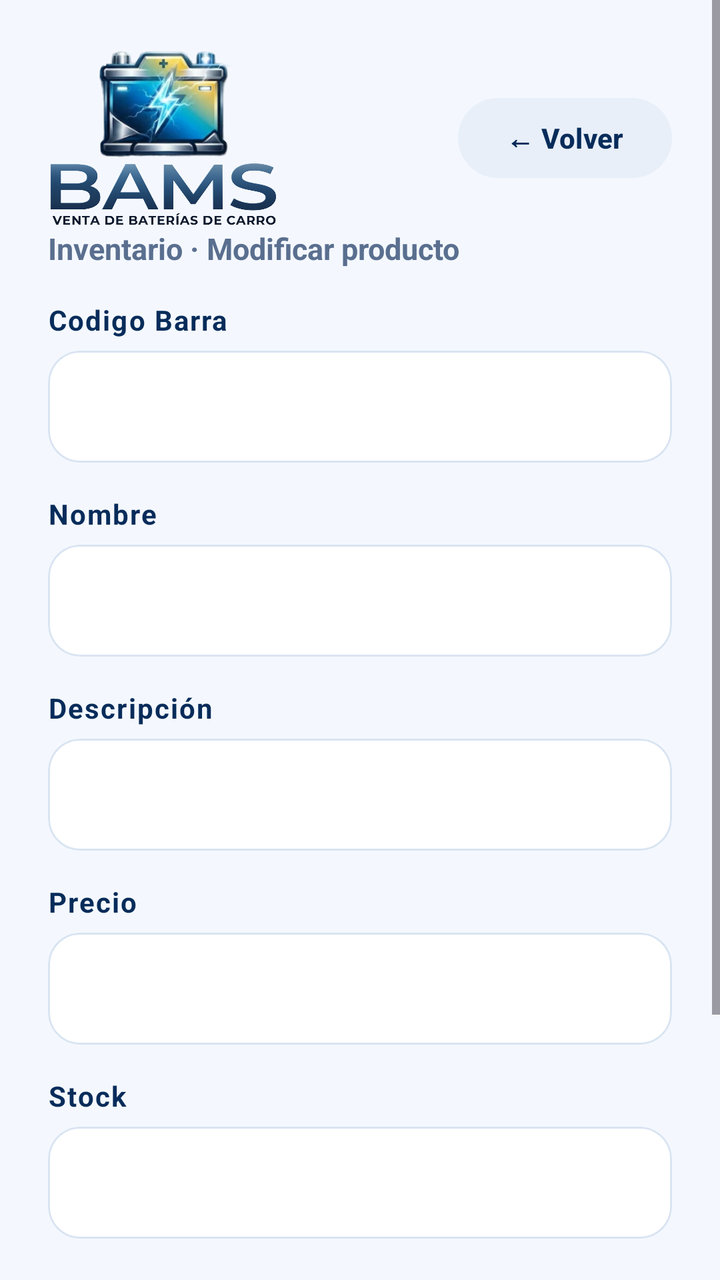
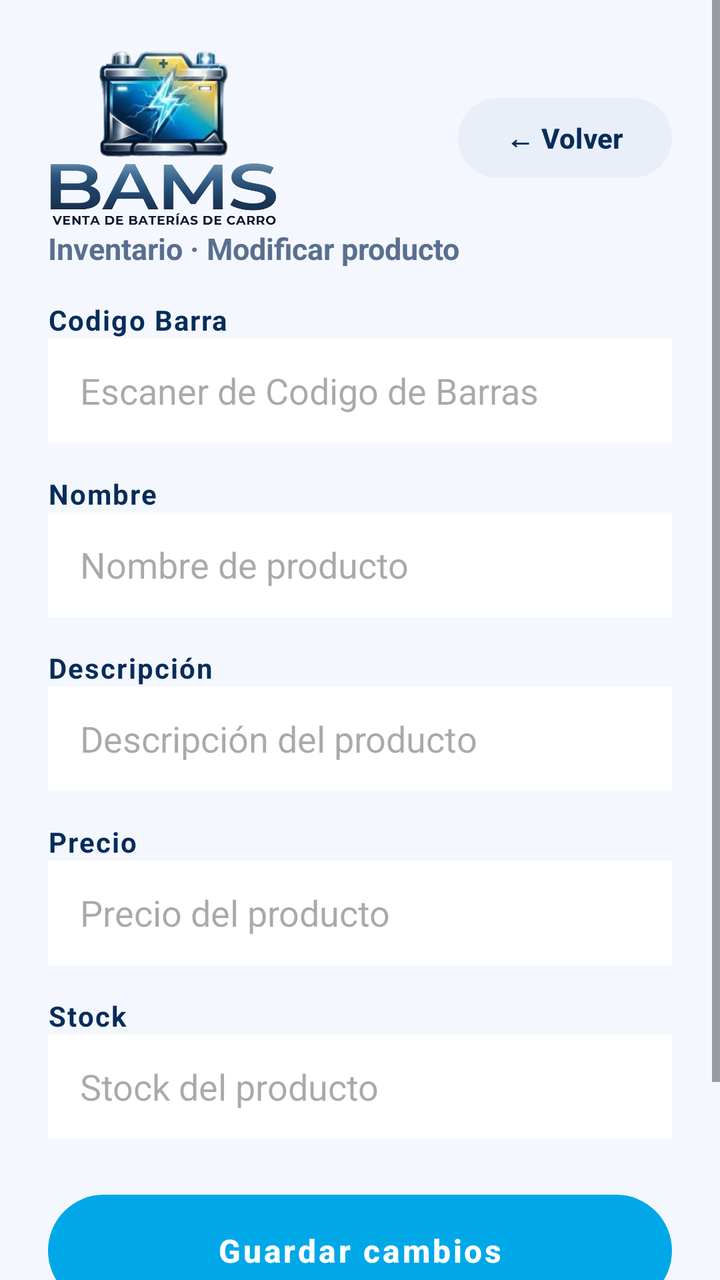

An Android layout rendered at two revisions. The XML below is the earlier revision; the diff shows what the commit changed to produce the second picture.
<!-- AndroidManifest.xml: application theme Theme.BAMS -->
<!-- res/layout/activity_modificar_producto.xml -->
<?xml version="1.0" encoding="utf-8"?>
<ScrollView xmlns:android="http://schemas.android.com/apk/res/android"
    xmlns:app="http://schemas.android.com/apk/res-auto"
    android:layout_width="match_parent"
    android:layout_height="match_parent"
    android:background="#F4F8FE"
    android:fillViewport="true">

    <LinearLayout
        android:layout_width="match_parent"
        android:layout_height="wrap_content"
        android:orientation="vertical"
        android:padding="24dp">

        <LinearLayout
            android:layout_width="match_parent"
            android:layout_height="wrap_content"
            android:gravity="center_vertical"
            android:orientation="horizontal">

            <ImageView
                android:layout_width="120dp"
                android:layout_height="90dp"
                android:contentDescription="BAMS"
                android:scaleType="fitStart"
                app:srcCompat="@mipmap/logo" />

            <View
                android:layout_width="0dp"
                android:layout_height="1dp"
                android:layout_weight="1" />

            <com.google.android.material.button.MaterialButton
                android:id="@+id/btnVolver"
                android:layout_width="wrap_content"
                android:layout_height="48dp"
                android:text="← Volver"
                android:textAllCaps="false"
                android:textColor="#072C5A"
                android:textStyle="bold"
                app:backgroundTint="#E8EFF8"
                app:cornerRadius="24dp" />
        </LinearLayout>

        <TextView
            android:layout_width="wrap_content"
            android:layout_height="wrap_content"
            android:text="Inventario · Modificar producto"
            android:textColor="#5A6F8F"
            android:textSize="15sp"
            android:textStyle="bold" />


        <TextView
            android:layout_width="match_parent"
            android:layout_height="wrap_content"
            android:layout_marginTop="16dp"
            android:letterSpacing="0.05"
            android:text="Codigo Barra"
            android:textColor="#072C5A"
            android:textSize="14sp"
            android:textStyle="bold" />

        <com.google.android.material.card.MaterialCardView
            android:id="@+id/txtCodigoBarra"
            android:layout_width="match_parent"
            android:layout_height="56dp"
            android:layout_marginTop="6dp"
            app:cardBackgroundColor="#FFFFFF"
            app:cardCornerRadius="16dp"
            app:cardElevation="0dp"
            app:strokeColor="#D9E4F2"
            app:strokeWidth="1dp"/>


        <TextView
            android:layout_width="match_parent"
            android:layout_height="wrap_content"
            android:layout_marginTop="16dp"
            android:letterSpacing="0.05"
            android:text="Nombre"
            android:textColor="#072C5A"
            android:textSize="14sp"
            android:textStyle="bold" />

        <com.google.android.material.card.MaterialCardView
            android:id="@+id/txtNombre"
            android:layout_width="match_parent"
            android:layout_height="56dp"
            android:layout_marginTop="6dp"
            app:cardBackgroundColor="#FFFFFF"
            app:cardCornerRadius="16dp"
            app:cardElevation="0dp"
            app:strokeColor="#D9E4F2"
            app:strokeWidth="1dp"/>


        <TextView
            android:layout_width="match_parent"
            android:layout_height="wrap_content"
            android:layout_marginTop="16dp"
            android:letterSpacing="0.05"
            android:text="Descripción"
            android:textColor="#072C5A"
            android:textSize="14sp"
            android:textStyle="bold" />

        <com.google.android.material.card.MaterialCardView
            android:id="@+id/txtMarca"
            android:layout_width="match_parent"
            android:layout_height="56dp"
            android:layout_marginTop="6dp"
            app:cardBackgroundColor="#FFFFFF"
            app:cardCornerRadius="16dp"
            app:cardElevation="0dp"
            app:strokeColor="#D9E4F2"
            app:strokeWidth="1dp"/>


        <TextView
            android:layout_width="match_parent"
            android:layout_height="wrap_content"
            android:layout_marginTop="16dp"
            android:letterSpacing="0.05"
            android:text="Precio"
            android:textColor="#072C5A"
            android:textSize="14sp"
            android:textStyle="bold" />

        <com.google.android.material.card.MaterialCardView
            android:id="@+id/txtPrecio"
            android:layout_width="match_parent"
            android:layout_height="56dp"
            android:layout_marginTop="6dp"
            app:cardBackgroundColor="#FFFFFF"
            app:cardCornerRadius="16dp"
            app:cardElevation="0dp"
            app:strokeColor="#D9E4F2"
            app:strokeWidth="1dp"/>


        <TextView
            android:layout_width="match_parent"
            android:layout_height="wrap_content"
            android:layout_marginTop="16dp"
            android:letterSpacing="0.05"
            android:text="Stock"
            android:textColor="#072C5A"
            android:textSize="14sp"
            android:textStyle="bold" />

        <com.google.android.material.card.MaterialCardView
            android:id="@+id/txtStock"
            android:layout_width="match_parent"
            android:layout_height="56dp"
            android:layout_marginTop="6dp"
            app:cardBackgroundColor="#FFFFFF"
            app:cardCornerRadius="16dp"
            app:cardElevation="0dp"
            app:strokeColor="#D9E4F2"
            app:strokeWidth="1dp"/>


        <com.google.android.material.button.MaterialButton
            android:id="@+id/btnGuardarCambios"
            android:layout_width="match_parent"
            android:layout_height="64dp"
            android:layout_marginTop="24dp"
            android:letterSpacing="0.08"
            android:text="Guardar cambios"
            android:textAllCaps="false"
            android:textColor="#FFFFFF"
            android:textSize="16sp"
            android:textStyle="bold"
            app:backgroundTint="#00A8E8"
            app:cornerRadius="28dp" />

        <com.google.android.material.button.MaterialButton
            android:id="@+id/btnCancelar"
            android:layout_width="match_parent"
            android:layout_height="64dp"
            android:layout_marginTop="12dp"
            android:letterSpacing="0.08"
            android:text="Cancelar"
            android:textAllCaps="false"
            android:textColor="#FFFFFF"
            android:textSize="16sp"
            android:textStyle="bold"
            app:backgroundTint="#072C5A"
            app:cornerRadius="28dp" />
    </LinearLayout>
</ScrollView>
<!-- resources referenced by this layout -->
<resources>
  <!-- mipmap logo: png bitmap (mipmap-hdpi, 496674 bytes) -->
  <style name="Theme.BAMS" parent="Base.Theme.BAMS" />
  <style name="Base.Theme.BAMS" parent="Theme.Material3.DayNight.NoActionBar">
          
          
      </style>
</resources>

<!-- the commit's change to res/layout/activity_modificar_producto.xml (unified diff, before → after) -->
@@ -61,17 +61,17 @@
             android:textSize="14sp"
             android:textStyle="bold" />
 
-        <com.google.android.material.card.MaterialCardView
-            android:id="@+id/txtCodigoBarra"
+
+        <EditText
+            android:id="@+id/txtCodigoBarras"
             android:layout_width="match_parent"
-            android:layout_height="56dp"
-            android:layout_marginTop="6dp"
-            app:cardBackgroundColor="#FFFFFF"
-            app:cardCornerRadius="16dp"
-            app:cardElevation="0dp"
-            app:strokeColor="#D9E4F2"
-            app:strokeWidth="1dp"/>
-
+            android:layout_height="52dp"
+            android:background="#FFFFFF"
+            android:ems="10"
+            android:hint="Escaner de Codigo de Barras"
+            android:inputType="number"
+            android:paddingStart="16dp"
+            android:paddingEnd="16dp" />
 
         <TextView
             android:layout_width="match_parent"
@@ -83,17 +83,17 @@
             android:textSize="14sp"
             android:textStyle="bold" />
 
-        <com.google.android.material.card.MaterialCardView
+
+        <EditText
             android:id="@+id/txtNombre"
             android:layout_width="match_parent"
-            android:layout_height="56dp"
-            android:layout_marginTop="6dp"
-            app:cardBackgroundColor="#FFFFFF"
-            app:cardCornerRadius="16dp"
-            app:cardElevation="0dp"
-            app:strokeColor="#D9E4F2"
-            app:strokeWidth="1dp"/>
-
+            android:layout_height="52dp"
+            android:background="#FFFFFF"
+            android:ems="10"
+            android:hint="Nombre de producto"
+            android:inputType="text"
+            android:paddingStart="16dp"
+            android:paddingEnd="16dp" />
 
         <TextView
             android:layout_width="match_parent"
@@ -105,17 +105,17 @@
             android:textSize="14sp"
             android:textStyle="bold" />
 
-        <com.google.android.material.card.MaterialCardView
-            android:id="@+id/txtMarca"
+
+        <EditText
+            android:id="@+id/txtDesc"
             android:layout_width="match_parent"
-            android:layout_height="56dp"
-            android:layout_marginTop="6dp"
-            app:cardBackgroundColor="#FFFFFF"
-            app:cardCornerRadius="16dp"
-            app:cardElevation="0dp"
-            app:strokeColor="#D9E4F2"
-            app:strokeWidth="1dp"/>
-
+            android:layout_height="52dp"
+            android:background="#FFFFFF"
+            android:ems="10"
+            android:hint="Descripción del producto"
+            android:inputType="text"
+            android:paddingStart="16dp"
+            android:paddingEnd="16dp" />
 
         <TextView
             android:layout_width="match_parent"
@@ -127,17 +127,17 @@
             android:textSize="14sp"
             android:textStyle="bold" />
 
-        <com.google.android.material.card.MaterialCardView
+
+        <EditText
             android:id="@+id/txtPrecio"
             android:layout_width="match_parent"
-            android:layout_height="56dp"
-            android:layout_marginTop="6dp"
-            app:cardBackgroundColor="#FFFFFF"
-            app:cardCornerRadius="16dp"
-            app:cardElevation="0dp"
-            app:strokeColor="#D9E4F2"
-            app:strokeWidth="1dp"/>
-
+            android:layout_height="52dp"
+            android:background="#FFFFFF"
+            android:ems="10"
+            android:hint="Precio del producto"
+            android:inputType="numberDecimal"
+            android:paddingStart="16dp"
+            android:paddingEnd="16dp" />
 
         <TextView
             android:layout_width="match_parent"
@@ -149,17 +149,17 @@
             android:textSize="14sp"
             android:textStyle="bold" />
 
-        <com.google.android.material.card.MaterialCardView
+
+        <EditText
             android:id="@+id/txtStock"
             android:layout_width="match_parent"
-            android:layout_height="56dp"
-            android:layout_marginTop="6dp"
-            app:cardBackgroundColor="#FFFFFF"
-            app:cardCornerRadius="16dp"
-            app:cardElevation="0dp"
-            app:strokeColor="#D9E4F2"
-            app:strokeWidth="1dp"/>
-
+            android:layout_height="52dp"
+            android:background="#FFFFFF"
+            android:ems="10"
+            android:hint="Stock del producto"
+            android:inputType="number"
+            android:paddingStart="16dp"
+            android:paddingEnd="16dp" />
 
         <com.google.android.material.button.MaterialButton
             android:id="@+id/btnGuardarCambios"
